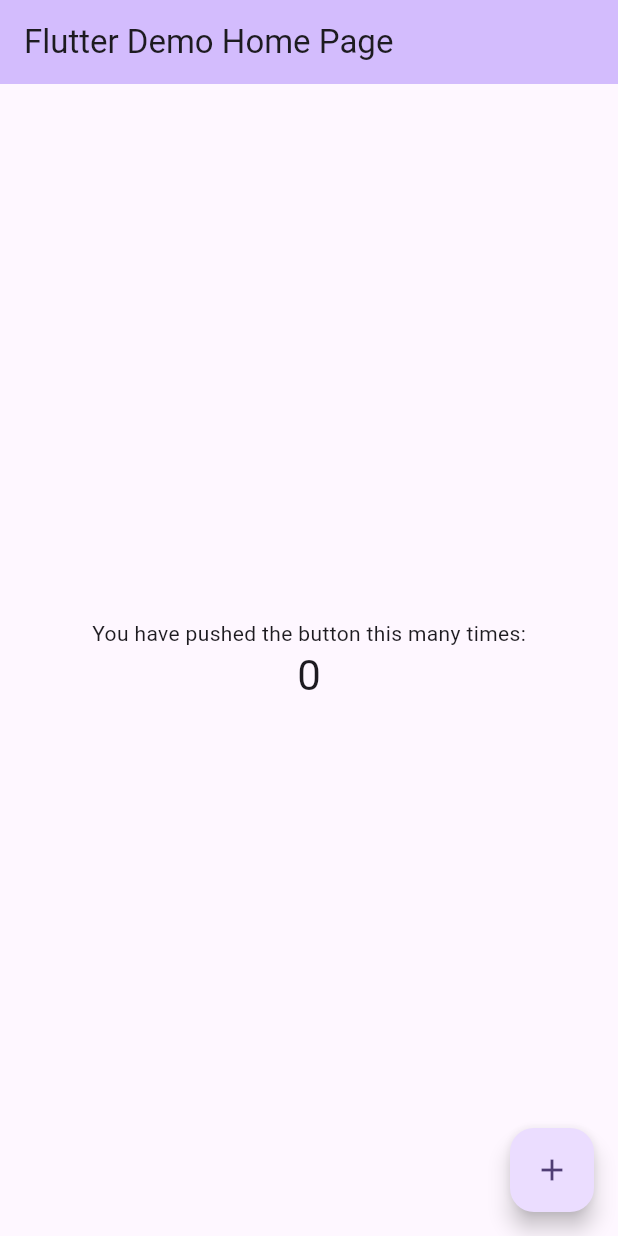
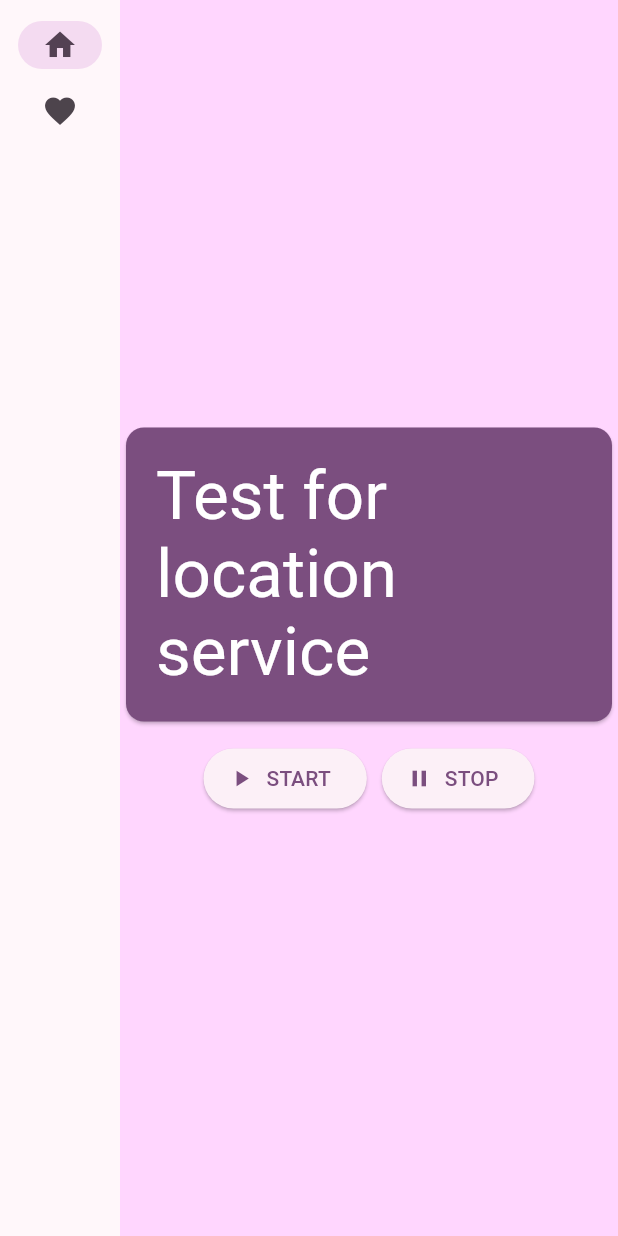
Before and after one commit to Valentin387/flutter_location_track_v1, a Flutter app: the screen it shows after launch, on a phone screen of 412 x 824 dp. Run offline on Flutter 3.47's test engine with Material 3 defaults, Android fonts, the phone set to English and light mode, and no system bars.

Commit message:
first compilation of 2 buttons

```diff
--- a/lib/main.dart
+++ b/lib/main.dart
@@ -1,125 +1,173 @@
 import 'package:flutter/material.dart';
+import 'package:provider/provider.dart';
 
 void main() {
-  runApp(const MyApp());
+  runApp(MyApp());
 }
 
 class MyApp extends StatelessWidget {
   const MyApp({super.key});
 
-  // This widget is the root of your application.
   @override
   Widget build(BuildContext context) {
-    return MaterialApp(
-      title: 'Flutter Demo',
+    return ChangeNotifierProvider(
+      create: (context) => MyAppState(),
+      child: MaterialApp(
+        title: 'My second flutter app',
         theme: ThemeData(
-        // This is the theme of your application.
-        //
-        // TRY THIS: Try running your application with "flutter run". You'll see
-        // the application has a purple toolbar. Then, without quitting the app,
-        // try changing the seedColor in the colorScheme below to Colors.green
-        // and then invoke "hot reload" (save your changes or press the "hot
-        // reload" button in a Flutter-supported IDE, or press "r" if you used
-        // the command line to start the app).
-        //
-        // Notice that the counter didn't reset back to zero; the application
-        // state is not lost during the reload. To reset the state, use hot
-        // restart instead.
-        //
-        // This works for code too, not just values: Most code changes can be
-        // tested with just a hot reload.
-        colorScheme: ColorScheme.fromSeed(seedColor: Colors.deepPurple),
           useMaterial3: true,
+          colorScheme: ColorScheme.fromSeed(seedColor: Colors.purple),
         ),
-      home: const MyHomePage(title: 'Flutter Demo Home Page'),
+        home: MyHomePage(),
+      ),
     );
   }
 }
 
+class MyAppState extends ChangeNotifier {
+  var current = 0;
+
+  void getNext() {
+    current++;
+    notifyListeners();
+  }
+}
+
+
 class MyHomePage extends StatefulWidget {
-  const MyHomePage({super.key, required this.title});
-
-  // This widget is the home page of your application. It is stateful, meaning
-  // that it has a State object (defined below) that contains fields that affect
-  // how it looks.
-
-  // This class is the configuration for the state. It holds the values (in this
-  // case the title) provided by the parent (in this case the App widget) and
-  // used by the build method of the State. Fields in a Widget subclass are
-  // always marked "final".
-
-  final String title;
+  const MyHomePage({super.key});
 
   @override
   State<MyHomePage> createState() => _MyHomePageState();
 }
 
 class _MyHomePageState extends State<MyHomePage> {
-  int _counter = 0;
 
-  void _incrementCounter() {
-    setState(() {
-      // This call to setState tells the Flutter framework that something has
-      // changed in this State, which causes it to rerun the build method below
-      // so that the display can reflect the updated values. If we changed
-      // _counter without calling setState(), then the build method would not be
-      // called again, and so nothing would appear to happen.
-      _counter++;
-    });
-  }
+  var selectedIndex = 0;
 
   @override
   Widget build(BuildContext context) {
-    // This method is rerun every time setState is called, for instance as done
-    // by the _incrementCounter method above.
-    //
-    // The Flutter framework has been optimized to make rerunning build methods
-    // fast, so that you can just rebuild anything that needs updating rather
-    // than having to individually change instances of widgets.
+
+    Widget page;
+    switch (selectedIndex) {
+      case 0:
+        page = GeneratorPage();
+      default:
+        throw UnimplementedError('no widget for $selectedIndex');
+    }
+
+    return LayoutBuilder(
+        builder: (context, constraints) {
           return Scaffold(
-      appBar: AppBar(
-        // TRY THIS: Try changing the color here to a specific color (to
-        // Colors.amber, perhaps?) and trigger a hot reload to see the AppBar
-        // change color while the other colors stay the same.
-        backgroundColor: Theme.of(context).colorScheme.inversePrimary,
-        // Here we take the value from the MyHomePage object that was created by
-        // the App.build method, and use it to set our appbar title.
-        title: Text(widget.title),
+            body: Row(
+              children: [
+                SafeArea(
+                  child: NavigationRail(
+                    extended: constraints.maxWidth >= 600,
+                    destinations: [
+                      NavigationRailDestination(
+                        icon: Icon(Icons.home),
+                        label: Text('Home'),
                       ),
-      body: Center(
-        // Center is a layout widget. It takes a single child and positions it
-        // in the middle of the parent.
-        child: Column(
-          // Column is also a layout widget. It takes a list of children and
-          // arranges them vertically. By default, it sizes itself to fit its
-          // children horizontally, and tries to be as tall as its parent.
-          //
-          // Column has various properties to control how it sizes itself and
-          // how it positions its children. Here we use mainAxisAlignment to
-          // center the children vertically; the main axis here is the vertical
-          // axis because Columns are vertical (the cross axis would be
-          // horizontal).
-          //
-          // TRY THIS: Invoke "debug painting" (choose the "Toggle Debug Paint"
-          // action in the IDE, or press "p" in the console), to see the
-          // wireframe for each widget.
-          mainAxisAlignment: MainAxisAlignment.center,
-          children: <Widget>[
-            const Text(
-              'You have pushed the button this many times:',
+                      NavigationRailDestination(
+                        icon: Icon(Icons.favorite),
+                        label: Text('Favorites'),
                       ),
-            Text(
-              '$_counter',
-              style: Theme.of(context).textTheme.headlineMedium,
+                    ],
+                    selectedIndex: selectedIndex,
+                    onDestinationSelected: (value) {
+                      setState(() {
+                        selectedIndex = value;
+                      });
+                      print('selected: $value');
+                    },
+                  ),
+                ),
+                Expanded(
+                  child: Container(
+                    color: Theme.of(context).colorScheme.primaryContainer,
+                    child: page,
+                  ),
                 ),
               ],
             ),
-      ),
-      floatingActionButton: FloatingActionButton(
-        onPressed: _incrementCounter,
-        tooltip: 'Increment',
-        child: const Icon(Icons.add),
-      ), // This trailing comma makes auto-formatting nicer for build methods.
+          );
+        }
     );
   }
 }
+
+
+class GeneratorPage extends StatelessWidget {
+  const GeneratorPage({super.key});
+
+  @override
+  Widget build(BuildContext context) {
+    var appState = context.watch<MyAppState>();
+
+    var startIcon = Icons.play_arrow;
+    var stopIcon = Icons.pause;
+
+    return Center(
+      child: Column(
+        mainAxisAlignment: MainAxisAlignment.center,
+        children: [
+          BigCard(text01: "Test for location service",),
+          SizedBox(height: 10),
+          Row(
+            mainAxisSize: MainAxisSize.min,
+            children: [
+              ElevatedButton.icon(
+                onPressed: () {
+                  appState.getNext();
+                },
+                icon: Icon(startIcon),
+                label: Text('START'),
+              ),
+              SizedBox(width: 10),
+              ElevatedButton.icon(
+                onPressed: () {
+                  appState.getNext();
+                },
+                icon : Icon(stopIcon),
+                label: Text('STOP'),
+              ),
+            ],
+          ),
+        ],
+      ),
+    );
+  }
+}
+
+// ...
+
+
+class BigCard extends StatelessWidget {
+  const BigCard({
+    super.key,
+    required this.text01,
+  });
+
+  final String text01;
+
+  @override
+  Widget build(BuildContext context) {
+    final theme = Theme.of(context);
+
+    final style = theme.textTheme.displayMedium!.copyWith(
+      color: theme.colorScheme.onPrimary,
+    );
+
+    return Card(
+      color: theme.colorScheme.primary,
+      child: Padding(
+        padding: const EdgeInsets.all(20.0),
+        child: Text(
+          text01,
+          style: style,
+        ),
+      ),
+    );
+  }
+}
```
Also changed, not shown: pubspec.yaml (+4 -68 lines), pubspec.lock. Lines whose indentation alone changed are shown as unchanged.
